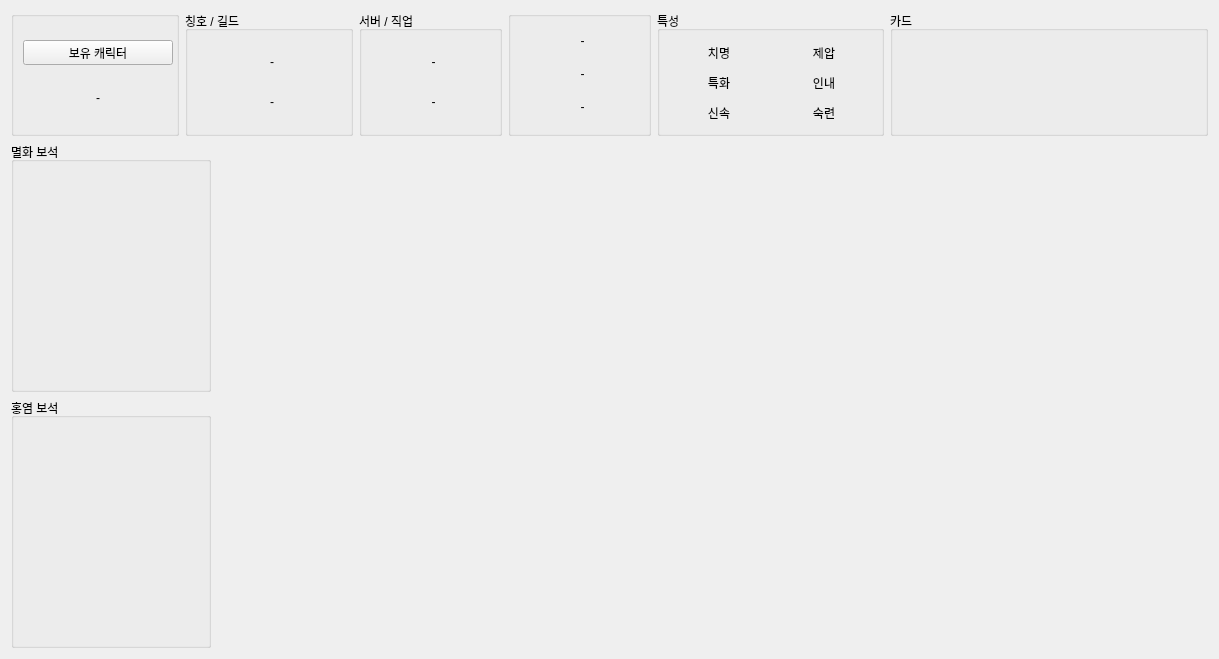
This is ui/character/character_widget.ui in Wseop/loa-manager-qt-client as Qt 5 draws it before an edit. The edited form follows.
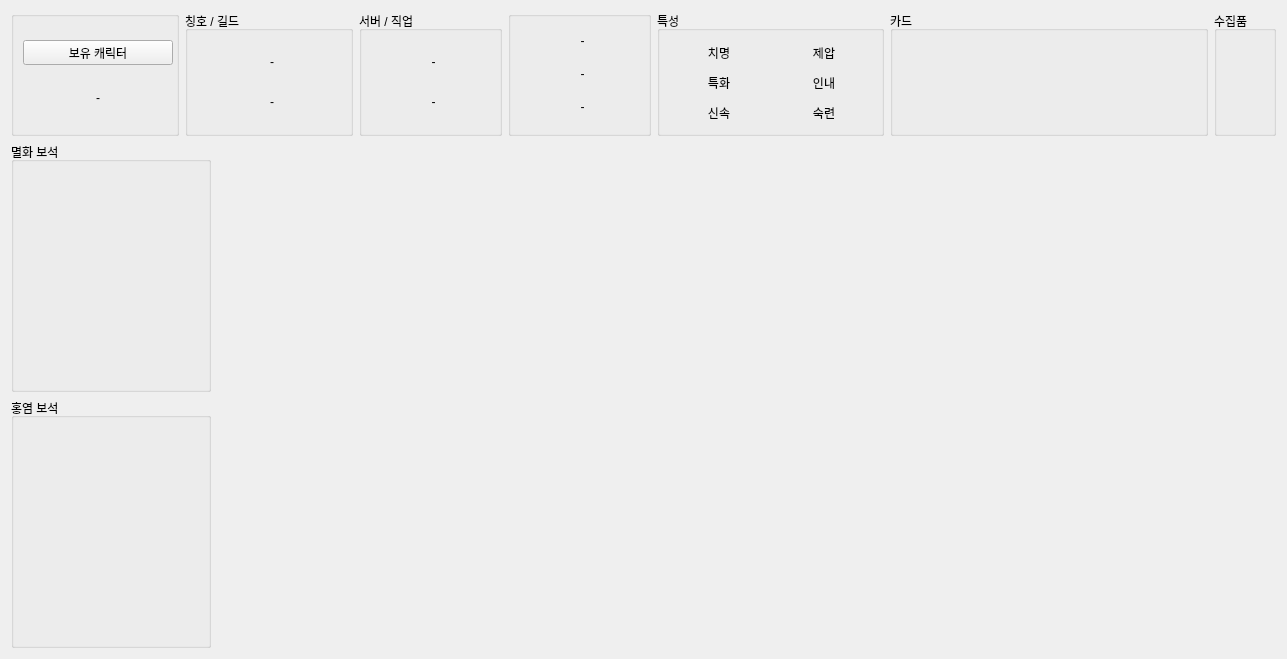
This is the edited form.

Commit message: FEAT:Implement CollectibleWidget

Patch:
```diff
--- a/ui/character/character_widget.ui
+++ b/ui/character/character_widget.ui
@@ -6,7 +6,7 @@
    <rect>
     <x>0</x>
     <y>0</y>
-    <width>1217</width>
+    <width>1279</width>
     <height>659</height>
    </rect>
   </property>
@@ -486,6 +486,26 @@
        </layout>
       </widget>
      </item>
+     <item>
+      <widget class="QGroupBox" name="groupCollectible">
+       <property name="minimumSize">
+        <size>
+         <width>0</width>
+         <height>125</height>
+        </size>
+       </property>
+       <property name="maximumSize">
+        <size>
+         <width>550</width>
+         <height>125</height>
+        </size>
+       </property>
+       <property name="title">
+        <string>수집품</string>
+       </property>
+       <layout class="QGridLayout" name="gridGroupCollectible"/>
+      </widget>
+     </item>
     </layout>
    </item>
    <item>
```
The commit also changes 14 other files.
